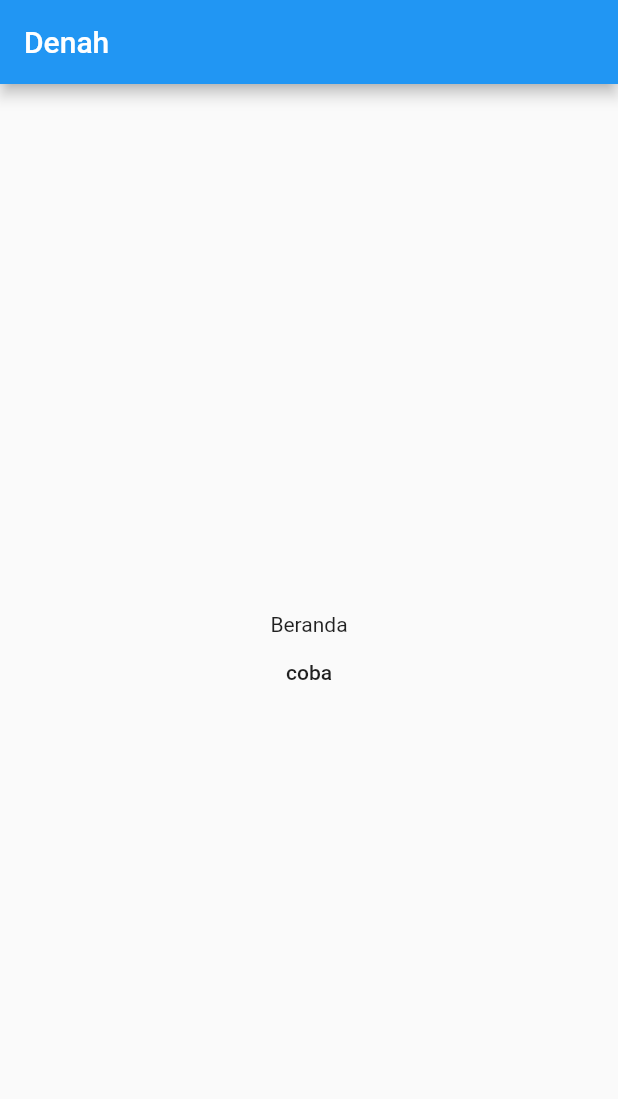
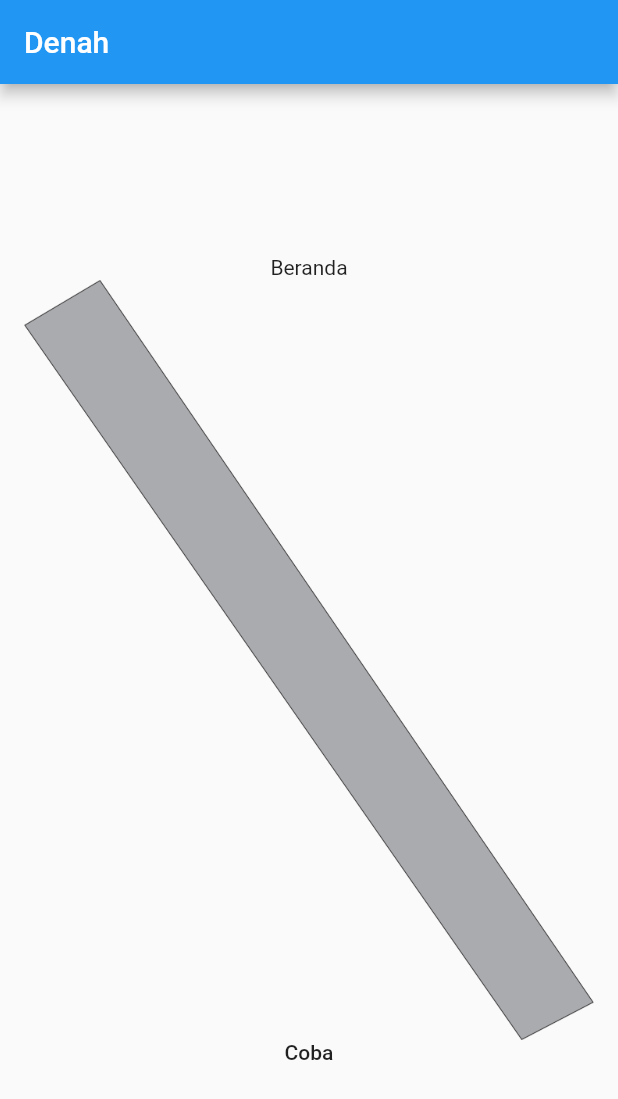
Before and after one commit to faristoriqu/denahversiflutter, a Flutter app: the screen it shows after launch, on a phone screen of 412 x 824 dp. Shown: the top 1099 px of the screen. Run offline on Flutter 3.47's test engine with Material 2 defaults, Android fonts, the phone set to English and light mode, and no system bars.

Commit message:
have dont until giving id

```diff
--- a/lib/denah/layoutdenah.dart
+++ b/lib/denah/layoutdenah.dart
@@ -91,9 +91,15 @@ class _MyHomePageState extends State<MyHomePage> {
             // ignore: deprecated_member_use
             FlatButton(
                 onPressed: () {
-                  dialogku(context);
+                  String id = "apa";
+                  dialogku(context, id);
                 },
-                child: Text('coba'))
+                child: Column(
+                  children: <Widget>[
+                    Image.asset("assets/images/jalan.png"),
+                    Text("Coba")
+                  ],
+                ))
           ],
         ),
       ),
--- a/lib/denah/main.dart
+++ b/lib/denah/main.dart
@@ -8,7 +8,8 @@ void tahu() {
   log("data : $i");
 }
 
-Future<void> dialogku(context) async {
+Future<void> dialogku(context, id) async {
+  log("id = $id");
   return showDialog<void>(
     context: context,
     barrierDismissible: false, // user must tap button!
@@ -28,6 +29,7 @@ Future<void> dialogku(context) async {
             child: Text('Approve'),
             onPressed: () {
               Navigator.of(context).pop();
+              log("approve");
             },
           ),
         ],
--- a/pubspec.yaml
+++ b/pubspec.yaml
@@ -44,9 +44,10 @@ flutter:
   # the material Icons class.
   uses-material-design: true
 
+
   # To add assets to your application, add an assets section, like this:
-  # assets:
-  #   - images/a_dot_burr.jpeg
+  assets:
+     - assets/images/
   #   - images/a_dot_ham.jpeg
 
   # An image asset can refer to one or more resolution-specific "variants", see
```
Also changed, not shown: assets/images/jalan.png (added).
